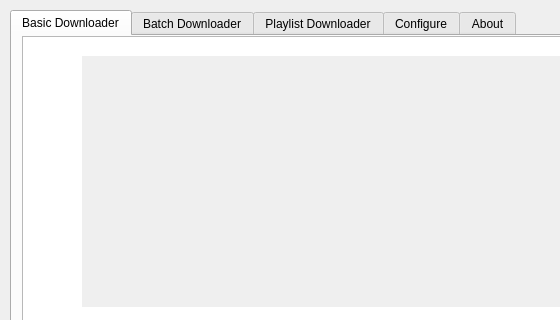
Before: the Qt Designer form src/mainwindow.ui in mhogomchungu/media-downloader, drawn with Qt 5; both pictures show x 0 to 560 and y 0 to 320 of the 823 by 465 pixel window.
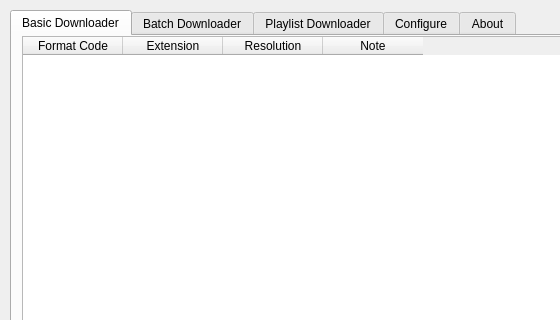
After: the same form once the commit is applied. The open tabs and pages were chosen to show the change.

Commit message: show a clickable list of available options when clicking "Get List"

The edit to the form file:
```diff
--- a/src/mainwindow.ui
+++ b/src/mainwindow.ui
@@ -198,6 +198,48 @@
        <string notr="true"/>
       </property>
      </widget>
+     <widget class="QTableWidget" name="bdTableWidgetList">
+      <property name="geometry">
+       <rect>
+        <x>10</x>
+        <y>0</y>
+        <width>771</width>
+        <height>291</height>
+       </rect>
+      </property>
+      <property name="editTriggers">
+       <set>QAbstractItemView::NoEditTriggers</set>
+      </property>
+      <property name="tabKeyNavigation">
+       <bool>false</bool>
+      </property>
+      <property name="showDropIndicator" stdset="0">
+       <bool>false</bool>
+      </property>
+      <property name="selectionBehavior">
+       <enum>QAbstractItemView::SelectRows</enum>
+      </property>
+      <column>
+       <property name="text">
+        <string>Format Code</string>
+       </property>
+      </column>
+      <column>
+       <property name="text">
+        <string>Extension</string>
+       </property>
+      </column>
+      <column>
+       <property name="text">
+        <string>Resolution</string>
+       </property>
+      </column>
+      <column>
+       <property name="text">
+        <string>Note</string>
+       </property>
+      </column>
+     </widget>
     </widget>
     <widget class="QWidget" name="tabBatchDownloader">
      <attribute name="title">
```
Left out of the diff: 24 changed lines with no effect on the pictures. The commit also changes 4 other files.
